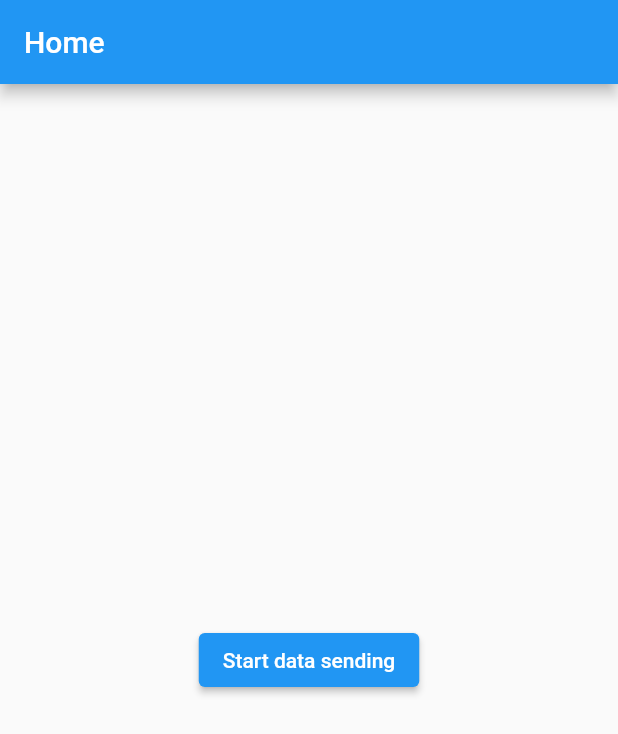
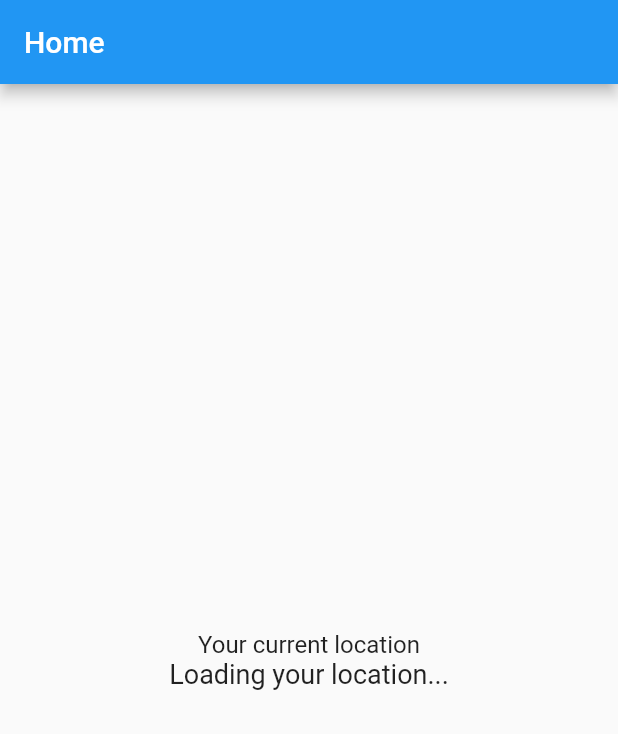
Before and after one commit to swayamshreemohanty/flutter_background_location_tracker, a Flutter app: the screen it shows after launch, on a phone screen of 412 x 824 dp. Shown: the top 734 px of the screen. Run offline on Flutter 3.47's test engine with Material 2 defaults, Android fonts, the phone set to English and light mode, and no system bars; our stand-ins replace cloud_firestore, dio, equatable, firebase_core, firebase_messaging, flutter_bloc and 6 more; accounts and stored records are empty.

Commit message:
previous version restored

```diff
--- a/lib/home/screens/home_screen.dart
+++ b/lib/home/screens/home_screen.dart
@@ -3,10 +3,10 @@ import 'dart:async';
 import 'package:firebase_messaging/firebase_messaging.dart';
 import 'package:flutter/material.dart';
 import 'package:flutter_bloc/flutter_bloc.dart';
-import 'package:background_location_sender/background_service.dart';
 import 'package:background_location_sender/firebase_messaging_service/service/firebase_message_service.dart';
 import 'package:background_location_sender/home/logic/cubit/update_location_on_db_cubit.dart';
 import 'package:background_location_sender/location_service/logic/location_controller/location_controller_cubit.dart';
+import 'package:location/location.dart';
 
 class HomeScreen extends StatefulWidget {
   const HomeScreen({
@@ -18,38 +18,18 @@ class HomeScreen extends StatefulWidget {
 }
 
 class _HomeScreenState extends State<HomeScreen> {
-  late BackgroundService backgroundService;
-  bool stopUpdateScreen = true;
-
-  @pragma('vm:entry-point')
   @override
   Future<void> didChangeDependencies() async {
     FirebaseMessageService().generateFirebaseMessageToken();
 
-    backgroundService = BackgroundService(
-      notificationChannelId: 'my_foreground',
-      initialNotificationTitle: 'AWESOME SERVICE',
-      initialNotificationContent: 'Initializing',
-      foregroundServiceNotificationId: 888,
-
-      // notificationChannel: notificationChannel,
-    );
-    await backgroundService.initializeService();
-    backgroundService.stopService();
-
-    // Location location = Location();
-    // location.onLocationChanged.listen((LocationData currentLocation) {
-    //   print("***********");
-    //   print(currentLocation.longitude);
-    //   print(currentLocation.latitude);
-    //   print(stopUpdateScreen);
-    //   context.read<LocationControllerCubit>().onLocationChanged(
-    //         stopUpdateScreen: stopUpdateScreen,
-    //         updateLocationOnDbCubit: context.read<UpdateLocationOnDbCubit>(),
-    //         longitude: currentLocation.longitude ?? 0,
-    //         latitude: currentLocation.latitude ?? 0,
-    //       );
-    // });
+    Location location = Location();
+    location.onLocationChanged.listen((LocationData currentLocation) {
+      context.read<LocationControllerCubit>().onLocationChanged(
+            updateLocationOnDbCubit: context.read<UpdateLocationOnDbCubit>(),
+            longitude: currentLocation.longitude ?? 0,
+            latitude: currentLocation.latitude ?? 0,
+          );
+    });
     FirebaseMessaging.onMessage.listen((RemoteMessage message) {
       print('Got a message whilst in the foreground!');
       print('Message data: ${message.data}');
@@ -70,53 +50,31 @@ class _HomeScreenState extends State<HomeScreen> {
         child: Column(
           mainAxisAlignment: MainAxisAlignment.center,
           children: [
-            // const Text(
-            //   "Your current location",
-            //   style: TextStyle(fontSize: 16),
-            // ),
+            const Text(
+              "Your current location",
+              style: TextStyle(fontSize: 16),
+            ),
             BlocBuilder<LocationControllerCubit, LocationControllerState>(
               builder: (context, state) {
                 if (state is LocationFetched) {
                   return Center(
                     child: Column(
                       children: [
-                        // Text(
-                        //   "Latitude:${state.location.latitude}",
-                        //   style: const TextStyle(fontSize: 20),
-                        // ),
-                        // Text(
-                        //   "Longitude:${state.location.longitude}",
-                        //   style: const TextStyle(fontSize: 20),
-                        // ),
-                        ElevatedButton(
-                          onPressed: () {
-                            stopUpdateScreen = true;
-
-                            backgroundService.stopService();
-                            context
-                                .read<LocationControllerCubit>()
-                                .stopLocationFetch();
-                          },
-                          child: const Text("Stop sending"),
+                        Text(
+                          "Latitude:${state.location.latitude}",
+                          style: const TextStyle(fontSize: 20),
+                        ),
+                        Text(
+                          "Longitude:${state.location.longitude}",
+                          style: const TextStyle(fontSize: 20),
                         ),
                       ],
                     ),
                   );
                 } else if (state is LoadingLocation) {
                   return const Text(
-                    "Loading your service...",
+                    "Loading your location...",
                     style: TextStyle(fontSize: 18),
-                  );
-                } else if (state is StopLocationFetch) {
-                  return ElevatedButton(
-                    onPressed: () async {
-                      stopUpdateScreen = false;
-                      backgroundService.startService();
-                      context
-                          .read<LocationControllerCubit>()
-                          .locationFetchByDeviceGPS();
-                    },
-                    child: const Text("Start data sending"),
                   );
                 } else {
                   return const SizedBox.shrink();
--- a/lib/location_service/logic/location_controller/location_controller_state.dart
+++ b/lib/location_service/logic/location_controller/location_controller_state.dart
@@ -9,8 +9,6 @@ abstract class LocationControllerState extends Equatable {
 }
 
 class LoadingLocation extends LocationControllerState {}
-
-class StopLocationFetch extends LocationControllerState {}
 
 class LocationFetched extends LocationControllerState {
   final bool allowSetLocation;
--- a/pubspec.yaml
+++ b/pubspec.yaml
@@ -20,7 +20,6 @@ dependencies:
   firebase_messaging: ^14.0.3
   flutter:
     sdk: flutter
-  flutter_background_service: ^2.4.5
   flutter_bloc: ^8.1.1
   flutter_local_notifications: ^12.0.3
   flutter_spinkit: ^5.1.0
```
Also changed, not shown: lib/background_service.dart (deleted, +0 -170 lines), lib/location_service/logic/location_controller/location_controller_cubit.dart (+2 -11 lines), pubspec.lock.
